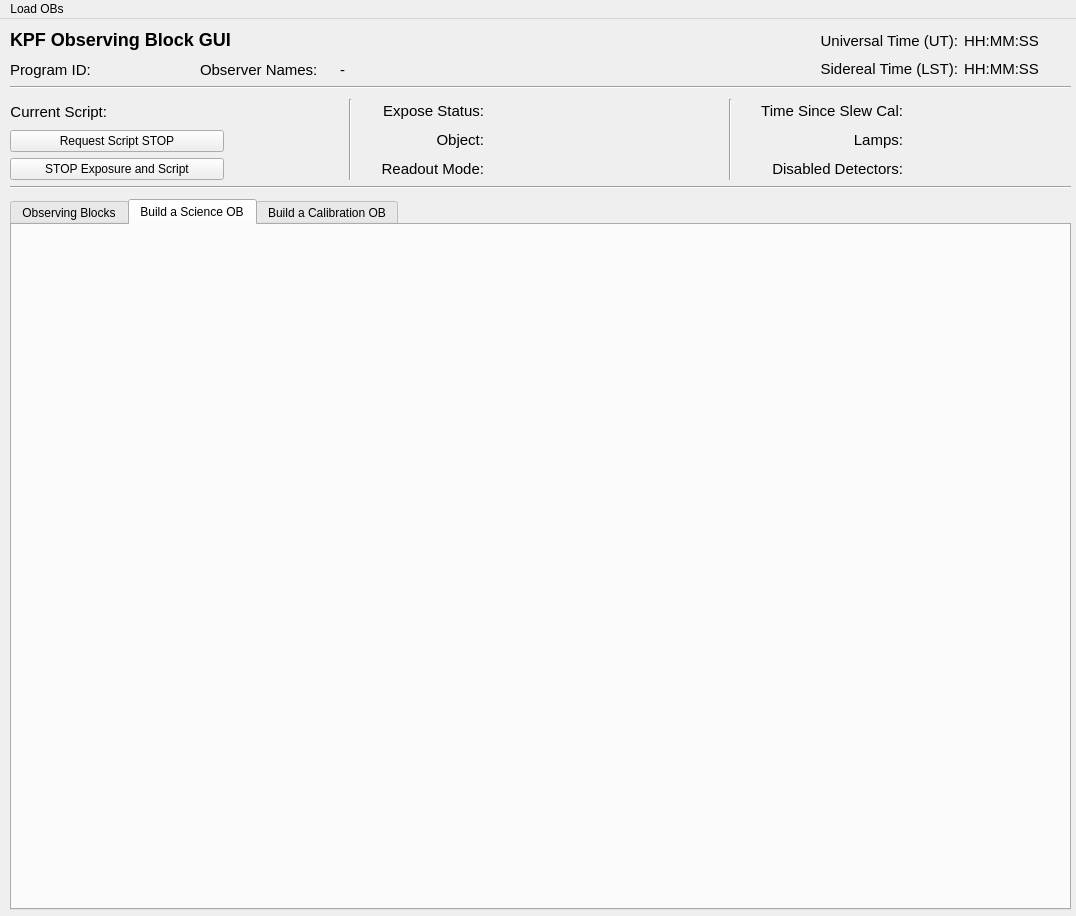
Old version of the form kpf/OB_GUI/KPF_OB_GUI.ui in the repository KeckObservatory/KPFTranslator.
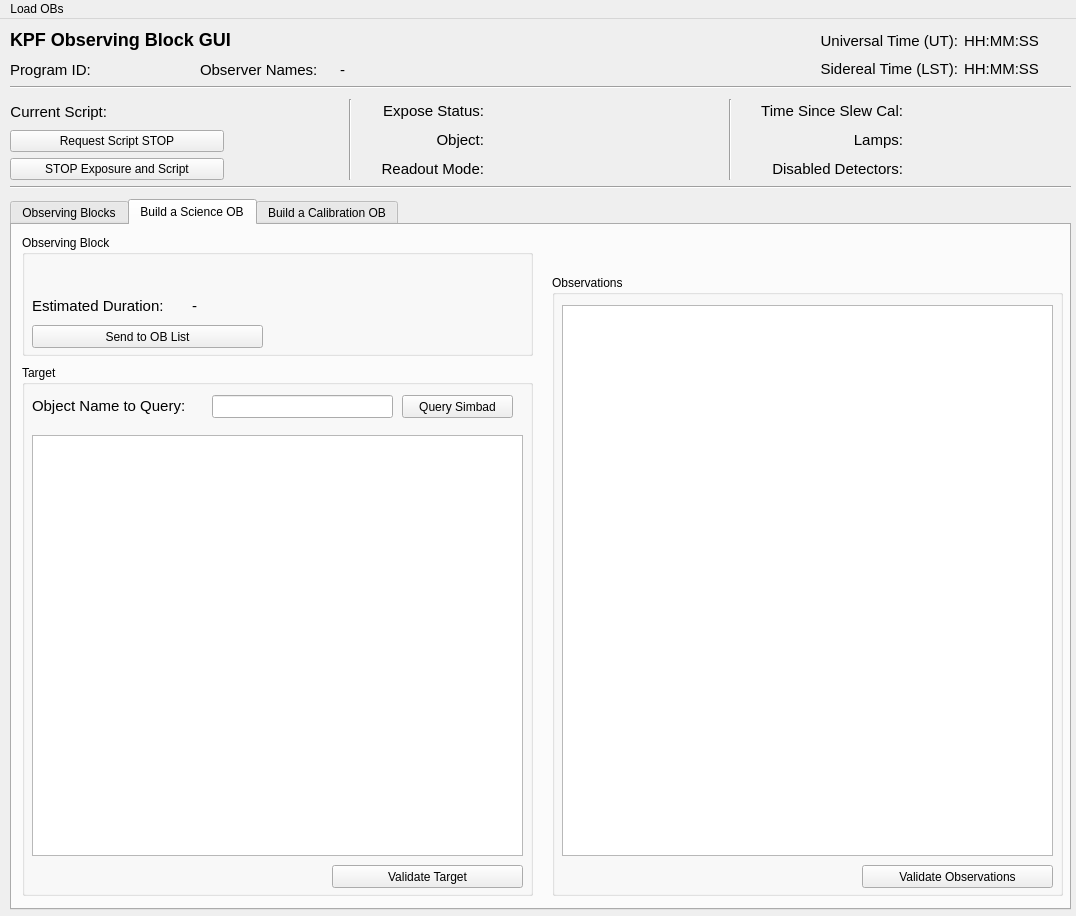
New version of the form. The open tabs and pages were chosen to show the change.

Commit message: Draft layout for Science OB Builder tab

The edit to the form file:
```diff
--- a/kpf/OB_GUI/KPF_OB_GUI.ui
+++ b/kpf/OB_GUI/KPF_OB_GUI.ui
@@ -791,6 +791,211 @@
      <attribute name="title">
       <string>Build a Science OB</string>
      </attribute>
+     <widget class="QGroupBox" name="groupBox_3">
+      <property name="geometry">
+       <rect>
+        <x>10</x>
+        <y>140</y>
+        <width>511</width>
+        <height>531</height>
+       </rect>
+      </property>
+      <property name="title">
+       <string>Target</string>
+      </property>
+      <widget class="QListView" name="TargetView">
+       <property name="geometry">
+        <rect>
+         <x>10</x>
+         <y>70</y>
+         <width>491</width>
+         <height>421</height>
+        </rect>
+       </property>
+       <property name="font">
+        <font>
+         <family>Monospace</family>
+         <pointsize>10</pointsize>
+        </font>
+       </property>
+       <property name="alternatingRowColors">
+        <bool>true</bool>
+       </property>
+      </widget>
+      <widget class="QLineEdit" name="QuerySimbadNameLineEdit">
+       <property name="geometry">
+        <rect>
+         <x>190</x>
+         <y>30</y>
+         <width>181</width>
+         <height>23</height>
+        </rect>
+       </property>
+      </widget>
+      <widget class="QLabel" name="QuerySimbadNameLebal">
+       <property name="geometry">
+        <rect>
+         <x>10</x>
+         <y>30</y>
+         <width>181</width>
+         <height>21</height>
+        </rect>
+       </property>
+       <property name="font">
+        <font>
+         <pointsize>11</pointsize>
+        </font>
+       </property>
+       <property name="text">
+        <string>Object Name to Query:</string>
+       </property>
+      </widget>
+      <widget class="QPushButton" name="QuerySimbadButton">
+       <property name="geometry">
+        <rect>
+         <x>380</x>
+         <y>30</y>
+         <width>111</width>
+         <height>23</height>
+        </rect>
+       </property>
+       <property name="toolTip">
+        <string>This will set the current exposure to End, triggering a readout and will request the current script to stop at the next opportunity (typically after the exposure is done).</string>
+       </property>
+       <property name="text">
+        <string>Query Simbad</string>
+       </property>
+      </widget>
+      <widget class="QPushButton" name="ValidateTargetButton">
+       <property name="geometry">
+        <rect>
+         <x>310</x>
+         <y>500</y>
+         <width>191</width>
+         <height>23</height>
+        </rect>
+       </property>
+       <property name="toolTip">
+        <string>This will set the current exposure to End, triggering a readout and will request the current script to stop at the next opportunity (typically after the exposure is done).</string>
+       </property>
+       <property name="text">
+        <string>Validate Target</string>
+       </property>
+      </widget>
+     </widget>
+     <widget class="QGroupBox" name="groupBox_4">
+      <property name="geometry">
+       <rect>
+        <x>540</x>
+        <y>50</y>
+        <width>511</width>
+        <height>621</height>
+       </rect>
+      </property>
+      <property name="title">
+       <string>Observations</string>
+      </property>
+      <widget class="QListView" name="ObservationsView">
+       <property name="geometry">
+        <rect>
+         <x>10</x>
+         <y>30</y>
+         <width>491</width>
+         <height>551</height>
+        </rect>
+       </property>
+       <property name="font">
+        <font>
+         <family>Monospace</family>
+         <pointsize>10</pointsize>
+        </font>
+       </property>
+       <property name="alternatingRowColors">
+        <bool>true</bool>
+       </property>
+      </widget>
+      <widget class="QPushButton" name="ValidateObjectsButton">
+       <property name="geometry">
+        <rect>
+         <x>310</x>
+         <y>590</y>
+         <width>191</width>
+         <height>23</height>
+        </rect>
+       </property>
+       <property name="toolTip">
+        <string>This will set the current exposure to End, triggering a readout and will request the current script to stop at the next opportunity (typically after the exposure is done).</string>
+       </property>
+       <property name="text">
+        <string>Validate Observations</string>
+       </property>
+      </widget>
+     </widget>
+     <widget class="QGroupBox" name="groupBox_5">
+      <property name="geometry">
+       <rect>
+        <x>10</x>
+        <y>10</y>
+        <width>511</width>
+        <height>121</height>
+       </rect>
+      </property>
+      <property name="title">
+       <string>Observing Block</string>
+      </property>
+      <widget class="QPushButton" name="SendToOBListButton">
+       <property name="geometry">
+        <rect>
+         <x>10</x>
+         <y>90</y>
+         <width>231</width>
+         <height>23</height>
+        </rect>
+       </property>
+       <property name="toolTip">
+        <string>This will set the current exposure to End, triggering a readout and will request the current script to stop at the next opportunity (typically after the exposure is done).</string>
+       </property>
+       <property name="text">
+        <string>Send to OB List</string>
+       </property>
+      </widget>
+      <widget class="QLabel" name="BuildSOBEstimatedDurationLabel">
+       <property name="geometry">
+        <rect>
+         <x>10</x>
+         <y>60</y>
+         <width>161</width>
+         <height>21</height>
+        </rect>
+       </property>
+       <property name="font">
+        <font>
+         <pointsize>11</pointsize>
+        </font>
+       </property>
+       <property name="text">
+        <string>Estimated Duration:</string>
+       </property>
+      </widget>
+      <widget class="QLabel" name="BuildSOBEstimatedDurationValue">
+       <property name="geometry">
+        <rect>
+         <x>170</x>
+         <y>60</y>
+         <width>101</width>
+         <height>21</height>
+        </rect>
+       </property>
+       <property name="font">
+        <font>
+         <pointsize>11</pointsize>
+        </font>
+       </property>
+       <property name="text">
+        <string>-</string>
+       </property>
+      </widget>
+     </widget>
     </widget>
     <widget class="QWidget" name="CalibrationOB">
      <property name="enabled">
```
